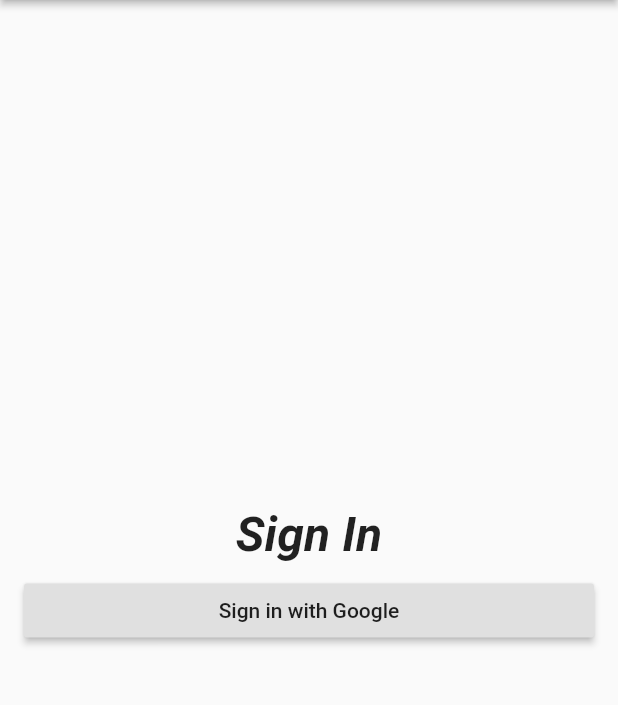
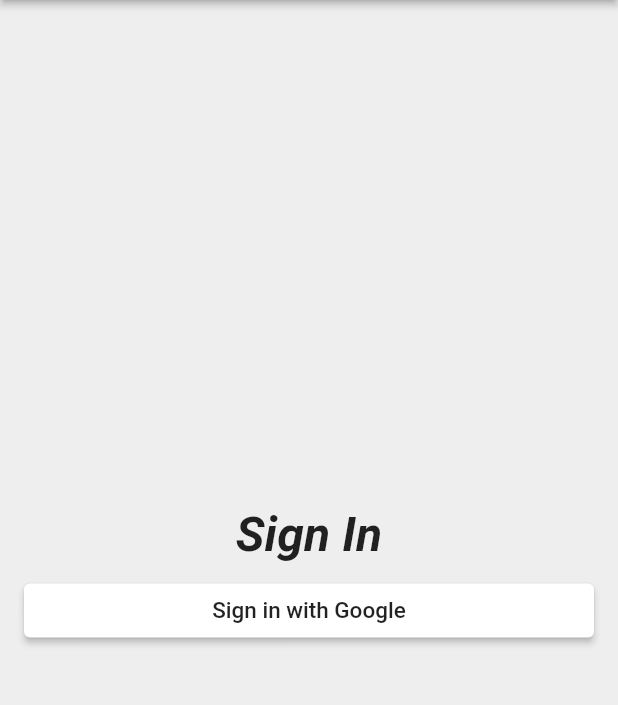
Before and after one commit to nvshah/Trackiie, a Flutter app: the SignInPage screen opened directly, on a phone screen of 412 x 824 dp, the part 84-789 px from its top. Run offline on Flutter 3.47's test engine with Material 2 defaults, Android fonts, the phone set to English and light mode, and no system bars.

Commit message:
Sign_in page buttons

```diff
--- a/lib/screens/sign_in/sign_in_page.dart
+++ b/lib/screens/sign_in/sign_in_page.dart
@@ -1,4 +1,6 @@
 import 'package:flutter/material.dart';
+
+import '../../widgets/custom_raised_button.dart';
 
 class SignInPage extends StatelessWidget {
   @override
@@ -9,6 +11,8 @@ class SignInPage extends StatelessWidget {
           //shadow effect  //default value is 4.0
           elevation: 2.0),
       body: _buildContent(),
+      //shade-as we want
+      backgroundColor: Colors.grey[200],
     );
   }
 
@@ -30,13 +34,17 @@ class SignInPage extends StatelessWidget {
               fontStyle: FontStyle.italic,
             ),
           ),
-          //Trick- to give padding
+          // Trick- to give padding
           SizedBox(height: 8.0),
-          RaisedButton(
-            child: Text('Sign in with Google'),
-            onPressed: () {
-              print('button hitted');
-            },
+          //Google Sign-In button
+          CustomRaisedButton(
+            child: Text(
+              'Sign in with Google',
+              style: TextStyle(color: Colors.black87, fontSize: 15.0,),
+            ),
+            color: Colors.white,
+            borderRadius: 4.0,
+            onPressed: (){},
           ),
           // //Trick- to give padding
           // SizedBox(height: 8.0),
--- /dev/null
+++ b/lib/widgets/custom_raised_button.dart
@@ -0,0 +1,29 @@
+import 'package:flutter/material.dart';
+
+class CustomRaisedButton extends StatelessWidget {
+  final Widget child;
+  final Color color;
+  final double borderRadius;
+  final VoidCallback onPressed;
+
+  CustomRaisedButton({
+    this.child,
+    this.color,
+    this.borderRadius,
+    this.onPressed,
+  });
+
+  @override
+  Widget build(BuildContext context) {
+    return RaisedButton(
+      child: child,
+      color: color,
+      shape: RoundedRectangleBorder(
+        borderRadius: BorderRadius.all(
+          Radius.circular(borderRadius),
+        ),
+      ),
+      onPressed:onPressed,
+    );
+  }
+}
```
Also changed, not shown: lib/screens/sign_in/sign_in_button.dart (added, +23 -0 lines).
